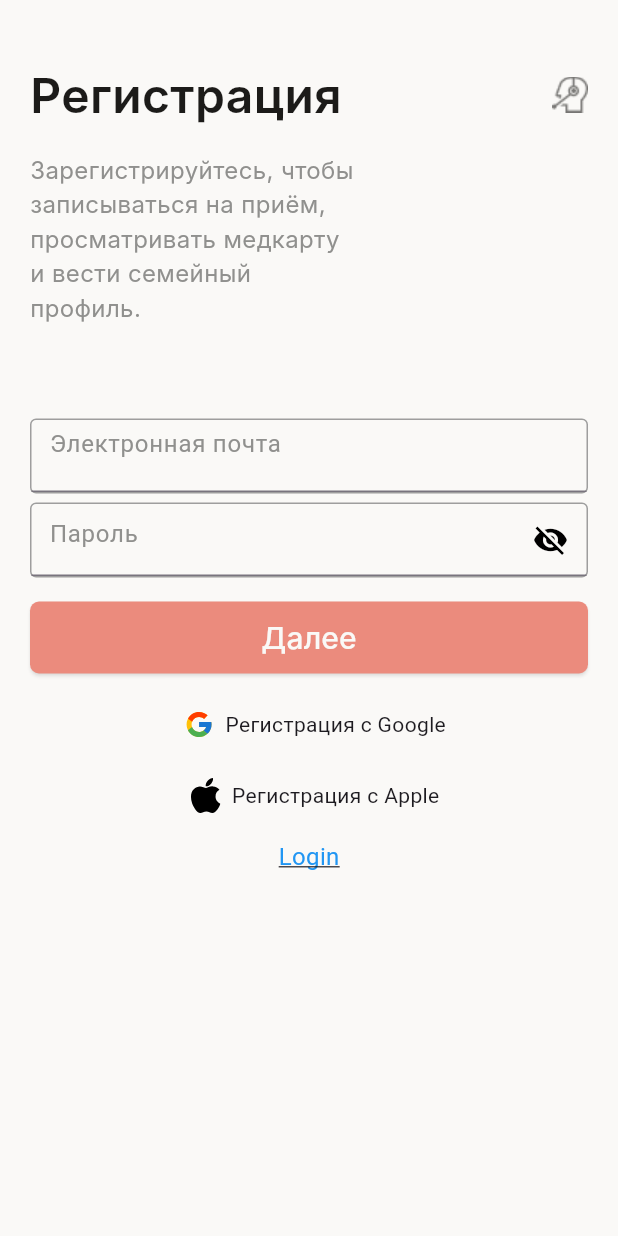
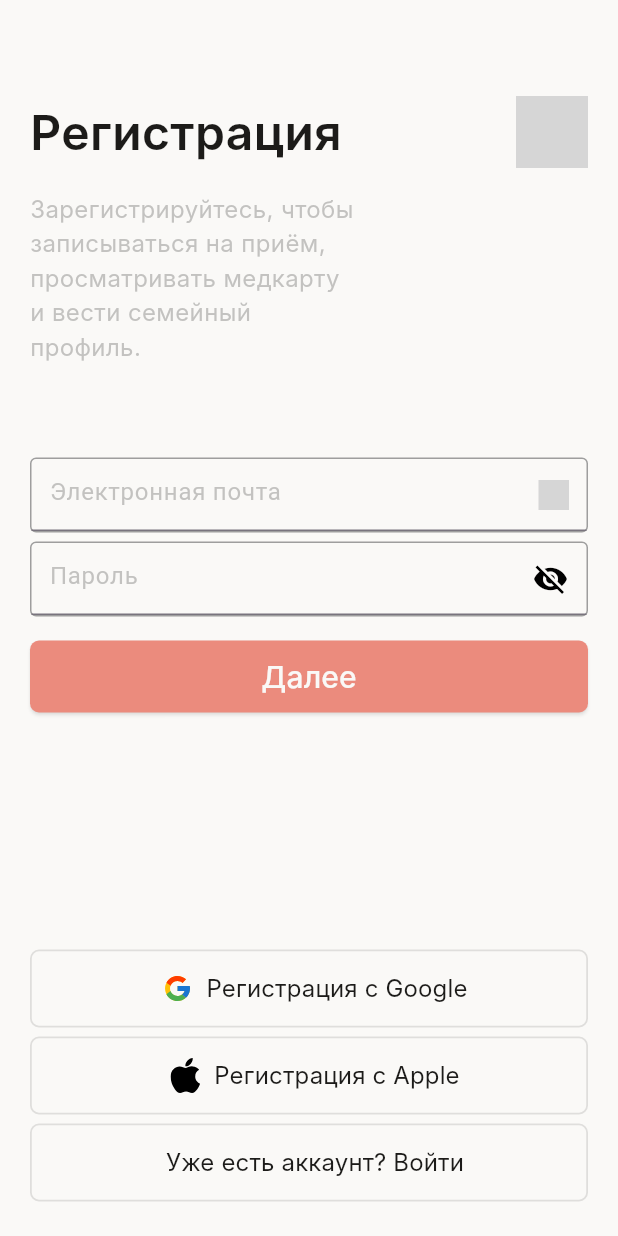
Before and after one commit to musabecomehuman/leqamed, a Flutter app: the screen it shows after launch, on a phone screen of 412 x 824 dp. Run offline on Flutter 3.47's test engine with Material 3 defaults, Android fonts, the phone set to English and light mode, and no system bars; our stand-ins replace email_validator, flutter_svg; Roboto replaces fonts that are missing (Inter); grey boxes are pictures that could not be loaded.

Commit message:
almost done regscreen

```diff
--- a/lib/main.dart
+++ b/lib/main.dart
@@ -56,7 +56,7 @@
       child: Column(
         crossAxisAlignment: CrossAxisAlignment.start,
         children: [
-          SizedBox(height: 40),
+          SizedBox(height: 64),
           Row(
             children: [
               Expanded(
@@ -73,7 +73,7 @@
                       //smth
                     });
                   },
-                  child: Image.asset('assets/support.png'),
+                  child: SvgPicture.asset('assets/support.svg'),
                 ),
             ],
           ),
@@ -82,7 +82,11 @@
             width: 217,
             child: Text(
               'Зарегистрируйтесь, чтобы записываться на приём, просматривать медкарту и вести семейный профиль.',
-              style: TextStyle(fontSize: 16, color: Color(0xff90908E), fontFamily: 'Inter'),
+              style: TextStyle(
+                fontSize: 16,
+                color: Color.fromRGBO(144, 144, 142, 0.52),
+                fontFamily: 'Inter',
+              ),
               textAlign: TextAlign.left,
             ),
           ),
@@ -113,10 +117,10 @@
                   },
                   textAlign: TextAlign.left,
                   decoration: InputDecoration(
-                    contentPadding: EdgeInsets.symmetric(horizontal: 12, vertical: 4),
+                    contentPadding: EdgeInsets.symmetric(horizontal: 12, vertical: 10),
                     hintText: 'Электронная почта',
                     hintStyle: TextStyle(
-                      color: Color(0xff90908E),
+                      color: Color.fromRGBO(144, 144, 142, 0.52),
                       fontSize: 16,
                     ),
                     suffixIcon: Container(
@@ -127,8 +131,8 @@
                         children: [
                           Visibility(
                             visible: _emailValid,
-                            child: Image.asset(
-                              'assets/ratio_btn.png',
+                            child: SvgPicture.asset(
+                              'assets/ratio_btn.svg',
                               width: 20,
                               height: 20,
                             ),
@@ -141,8 +145,8 @@
                                 _emailValid = false;
                               });
                             },
-                            child: Image.asset(
-                              'assets/clear_btn.png',
+                            child: SvgPicture.asset(
+                              'assets/clear_btn.svg',
                               width: 20,
                               height: 20,
                               color: _email.isNotEmpty ? Color(0xff90908E) : Color(0xffFAF9F7),
@@ -172,10 +176,10 @@
               cursorColor: Color(0xffDD2006),
               obscureText: !_passwordVisible,
               decoration: InputDecoration(
-                contentPadding: EdgeInsets.symmetric(horizontal: 12, vertical: 8),
+                contentPadding: EdgeInsets.symmetric(horizontal: 12, vertical: 10),
                 hintText: 'Пароль',
                 hintStyle: TextStyle(
-                    color: Color(0xff90908E),
+                    color: Color.fromRGBO(144, 144, 142, 0.52),
                     fontSize: 16
                 ),
                 suffixIcon: GestureDetector(
@@ -218,50 +222,105 @@
               ),
             )
           ),
-          SizedBox(height: 24),
-          Center(
+          Expanded(
+            child: Padding(
+              padding: EdgeInsets.only(bottom: 20),
+              child: Column(
+                mainAxisAlignment: MainAxisAlignment.end,
+                children: [
+                  Padding(
+                    padding: EdgeInsets.symmetric(vertical: 3),
+                    child: OutlinedButton(
+                      onPressed: () {
+                        // Handle Google registration
+                      },
+                      style: ButtonStyle(
+                        shape: MaterialStateProperty.all(RoundedRectangleBorder(borderRadius: BorderRadius.circular(6))),
+                        fixedSize: MaterialStateProperty.all(Size(screenWidth, 52)),
+                        side: MaterialStateProperty.all(BorderSide(width: 1.2, color: Color.fromRGBO(28, 27, 25, 0.12)))
+                      ),
+                      child: Center(
                         child: Row(
                           mainAxisAlignment: MainAxisAlignment.center,
                           children: [
                             SizedBox(width: 8),
-                GestureDetector(
-                  onTap: () {
-                    // Handle Google registration
-                  },
-                  child: SvgPicture.asset('assets/google_icon.svg', width: 20),
+                            SvgPicture.asset('assets/google_icon.svg', width: 20),
+                            Text(
+                                '  Регистрация с Google',
+                              style: TextStyle(
+                                fontSize: 16,
+                                fontFamily: 'Inter',
+                                fontWeight: FontWeight.w400,
+                                color: Color.fromRGBO(28, 27, 25, 1),
                               ),
-                Text('  Регистрация с Google'),
+                            ),
                           ],
                         ),
                       ),
-          SizedBox(height: 24),
-          Center(
+                    ),
+                  ),
+                  Padding(
+                    padding: EdgeInsets.symmetric(vertical: 3),
+                    child: OutlinedButton(
+                      onPressed: () {
+                        // Handle Google registration
+                      },
+                      style: ButtonStyle(
+                          shape: MaterialStateProperty.all(RoundedRectangleBorder(borderRadius: BorderRadius.circular(6))),
+                          fixedSize: MaterialStateProperty.all(Size(screenWidth, 52)),
+                          side: MaterialStateProperty.all(BorderSide(width: 1.2, color: Color.fromRGBO(28, 27, 25, 0.12)))
+                      ),
+                      child: Center(
                         child: Row(
                           mainAxisAlignment: MainAxisAlignment.center,
                           children: [
                             SizedBox(width: 8),
-                GestureDetector(
-                  onTap: () {
-                    // Handle Apple registration
-                  },
-                  child: SvgPicture.asset('assets/apple_icon.svg', width: 20),
+                            SvgPicture.asset('assets/apple_icon.svg', width: 20),
+                            Text(
+                              '  Регистрация с Apple',
+                              style: TextStyle(
+                                fontSize: 16,
+                                fontFamily: 'Inter',
+                                fontWeight: FontWeight.w400,
+                                color: Color.fromRGBO(28, 27, 25, 1),
                               ),
-                Text('  Регистрация с Apple'),
+                            ),
                           ],
                         ),
                       ),
-          SizedBox(height: 16),
-          Center(
-            child: GestureDetector(
-              onTap: () {
-                // Handle 'Already have an account? Login' press
+                    ),
+                  ),
+                  Padding(
+                    padding: EdgeInsets.symmetric(vertical: 3),
+                    child: OutlinedButton(
+                      onPressed: () {
+                        // Handle Google registration
                       },
-              child: Text(
-                'Login',
+                      style: ButtonStyle(
+                          shape: MaterialStateProperty.all(RoundedRectangleBorder(borderRadius: BorderRadius.circular(6))),
+                          fixedSize: MaterialStateProperty.all(Size(screenWidth, 52)),
+                          side: MaterialStateProperty.all(BorderSide(width: 1.2, color: Color.fromRGBO(28, 27, 25, 0.12)))
+                      ),
+                      child: Center(
+                        child: Row(
+                          mainAxisAlignment: MainAxisAlignment.center,
+                          children: [
+                            SizedBox(width: 8),
+                            Text(
+                              'Уже есть аккаунт? Войти',
                               style: TextStyle(
-                    color: Colors.blue,
-                    decoration: TextDecoration.underline,
-                    fontSize: 16),
+                                fontSize: 16,
+                                fontFamily: 'Inter',
+                                fontWeight: FontWeight.w400,
+                                color: Color.fromRGBO(28, 27, 25, 1),
+                              ),
+                            ),
+                          ],
+                        ),
+                      ),
+                    ),
+                  ),
+                ],
               ),
             ),
           ),
--- a/pubspec.yaml
+++ b/pubspec.yaml
@@ -59,9 +59,9 @@ flutter:
   assets:
     - assets/apple_icon.svg
     - assets/google_icon.svg
-    - assets/ratio_btn.png
-    - assets/clear_btn.png
-    - assets/support.png
+    - assets/ratio_btn.svg
+    - assets/clear_btn.svg
+    - assets/support.svg
 
   # The following line ensures that the Material Icons font is
   # included with your application, so that you can use the icons in
```
Also changed, not shown: assets/clear_btn.png (deleted), assets/ratio_btn.png (deleted), assets/support.png (deleted). Lines whose indentation alone changed are shown as unchanged.
